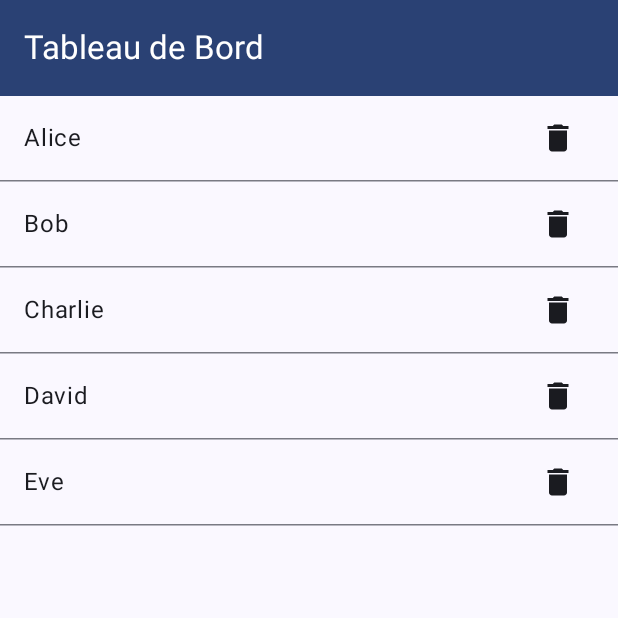
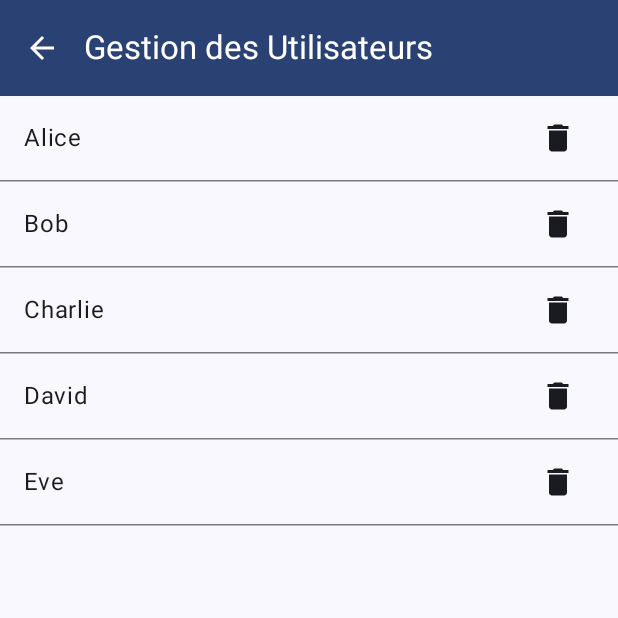
Before and after one commit to Durionleponey/SubmarineMobile, an Android app built with Jetpack Compose: the AdminActivity screen opened directly, with no data from a screen before it, after a tap on "Gestion des Utilisateurs", on a phone screen of 412 x 824 dp, the top half of it. Run offline under Robolectric (Android 15) with nearby library versions, the phone set to English and light mode, and no system bars.

Commit message:
a corriger

```diff
--- a/frontend/app/src/main/java/com/example/submarine/admin/AdminNavigation.kt
+++ b/frontend/app/src/main/java/com/example/submarine/admin/AdminNavigation.kt
@@ -38,10 +38,16 @@ fun AdminNavigation() {
 
         // Définition de l'écran de la liste des utilisateurs
         composable(AdminRoutes.USER_LIST) {
-            TableauDeBordScreen(viewModel = viewModel)
+            TableauDeBordScreen(
+                viewModel = viewModel,
+                onNavigateBack = { navController.navigateUp() }
+            )
         }
         composable(AdminRoutes.STATS) {
-            StatistiquesScreen(nombreUtilisateurs = uiState.users.size)
+            StatistiquesScreen(
+                nombreUtilisateurs = uiState.users.size,
+                onNavigateBack = { navController.navigateUp() }
+            )
         }
 
     }
--- a/frontend/app/src/main/java/com/example/submarine/admin/TableauDeBordScreen.kt
+++ b/frontend/app/src/main/java/com/example/submarine/admin/TableauDeBordScreen.kt
@@ -5,6 +5,7 @@ import androidx.compose.foundation.layout.fillMaxSize
 import androidx.compose.foundation.layout.padding
 import androidx.compose.foundation.lazy.LazyColumn
 import androidx.compose.foundation.lazy.items
+import androidx.compose.material3.*
 import androidx.compose.material3.AlertDialog
 import androidx.compose.material3.ExperimentalMaterial3Api
 import androidx.compose.material3.HorizontalDivider
@@ -24,11 +25,16 @@ import androidx.compose.ui.Modifier
 import androidx.compose.ui.tooling.preview.Preview
 import androidx.lifecycle.viewmodel.compose.viewModel
 import com.example.submarine.admin.composants.UtilisateurListItem
+import androidx.compose.material.icons.Icons
+import androidx.compose.material.icons.automirrored.filled.ArrowBack
+import androidx.compose.material3.Icon
+import androidx.compose.material3.IconButton
 
 @OptIn(ExperimentalMaterial3Api::class)
 @Composable
 fun TableauDeBordScreen(
-    viewModel: TableauDeBordViewModel = viewModel()
+    viewModel: TableauDeBordViewModel = viewModel(),
+    onNavigateBack: () -> Unit
 ) {
     val state by viewModel.uiState.collectAsState()
     var showDialog by remember { mutableStateOf(false) }
@@ -36,11 +42,20 @@ fun TableauDeBordScreen(
     Scaffold(
         topBar = {
             TopAppBar(
-                title = { Text("Tableau de Bord") },
+                title = { Text("Gestion des Utilisateurs") },
                 colors = TopAppBarDefaults.topAppBarColors(
                     containerColor = MaterialTheme.colorScheme.primary,
                     titleContentColor = MaterialTheme.colorScheme.onPrimary
-                )
+                ),
+                navigationIcon = {
+                    IconButton(onClick = onNavigateBack) {
+                        Icon(
+                            imageVector = Icons.AutoMirrored.Filled.ArrowBack,
+                            contentDescription = "Retour",
+                            tint = MaterialTheme.colorScheme.onPrimary
+                        )
+                    }
+                }
             )
         }
     ) { innerPadding ->
@@ -111,5 +126,5 @@ fun TableauDeBordScreen(
 @Preview(showBackground = true)
 @Composable
 fun TableauDeBordScreenPreview() {
-    TableauDeBordScreen()
+    TableauDeBordScreen(onNavigateBack = {})
 }
--- a/frontend/app/src/main/java/com/example/submarine/admin/TableauDeBordViewModel.kt
+++ b/frontend/app/src/main/java/com/example/submarine/admin/TableauDeBordViewModel.kt
@@ -1,26 +1,31 @@
 package com.example.submarine.admin
 
+import androidx.activity.result.launch
 import androidx.lifecycle.ViewModel
+import androidx.lifecycle.viewModelScope
 import kotlinx.coroutines.flow.MutableStateFlow
 import kotlinx.coroutines.flow.StateFlow
 import kotlinx.coroutines.flow.asStateFlow
 import kotlinx.coroutines.flow.update
+import kotlinx.coroutines.launch
+
 
 data class AdminUser(
     val id: Int,
     val name: String
 )
-
-data class TableauDeBordUiState(
-    val users: List<AdminUser> = emptyList()
+data class AdminState(
+    val users: List<AdminUser> = emptyList(),
+    val isLoading: Boolean = false,
+    val error: String? = null
 )
 
 class TableauDeBordViewModel : ViewModel() {
-    private val _uiState = MutableStateFlow(TableauDeBordUiState())
-    val uiState: StateFlow<TableauDeBordUiState> = _uiState.asStateFlow()
+    private val _uiState = MutableStateFlow(AdminState())
+    val uiState: StateFlow<AdminState> = _uiState.asStateFlow()
 
     init {
-        _uiState.value = TableauDeBordUiState(
+        _uiState.value = AdminState(
             users = listOf(
                 AdminUser(id = 1, name = "Alice"),
                 AdminUser(id = 2, name = "Bob"),
@@ -35,6 +40,7 @@ class TableauDeBordViewModel : ViewModel() {
         _uiState.update { currentState ->
             val nouvelleListe = currentState.users.filter { user -> user.id != userId }
             currentState.copy(users = nouvelleListe)
-        }
     }
+    }
+
 }
```
Also changed, not shown: frontend/app/src/main/java/com/example/submarine/admin/StatistiquesScreen.kt (+18 -3 lines).
